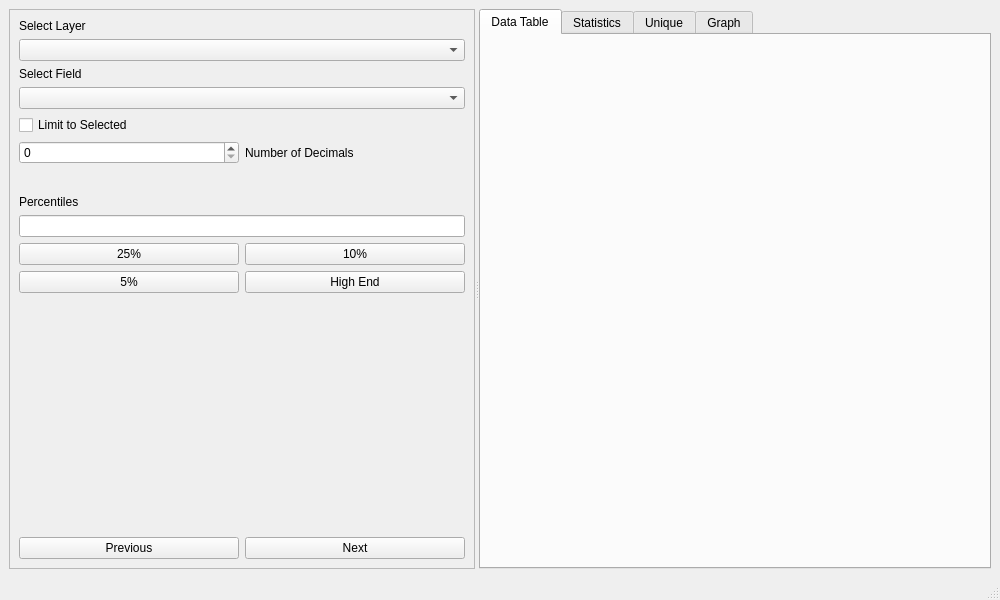
First picture: the form in fs3.ui, repository andreasfoulk/FS3, before the edit.
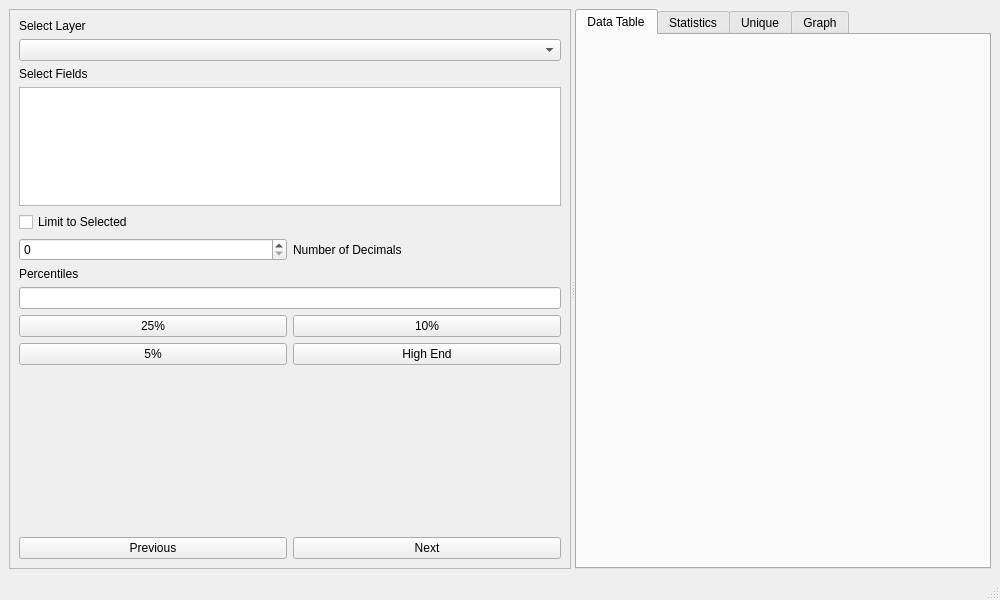
Second picture: the form after the edit.

Commit message: Statistics code updated to work with multiple selection from list widget

The edit to the form file:
```diff
--- a/fs3.ui
+++ b/fs3.ui
@@ -73,12 +73,12 @@
             <item>
              <widget class="QLabel" name="selectField">
               <property name="text">
-               <string>Select Field</string>
+               <string>Select Fields</string>
               </property>
              </widget>
             </item>
             <item>
-             <widget class="QComboBox" name="selectFieldComboBox"/>
+             <widget class="QListWidget" name="selectFieldListWidget"/>
             </item>
            </layout>
           </item>
```
The commit also changes 1 other file.
